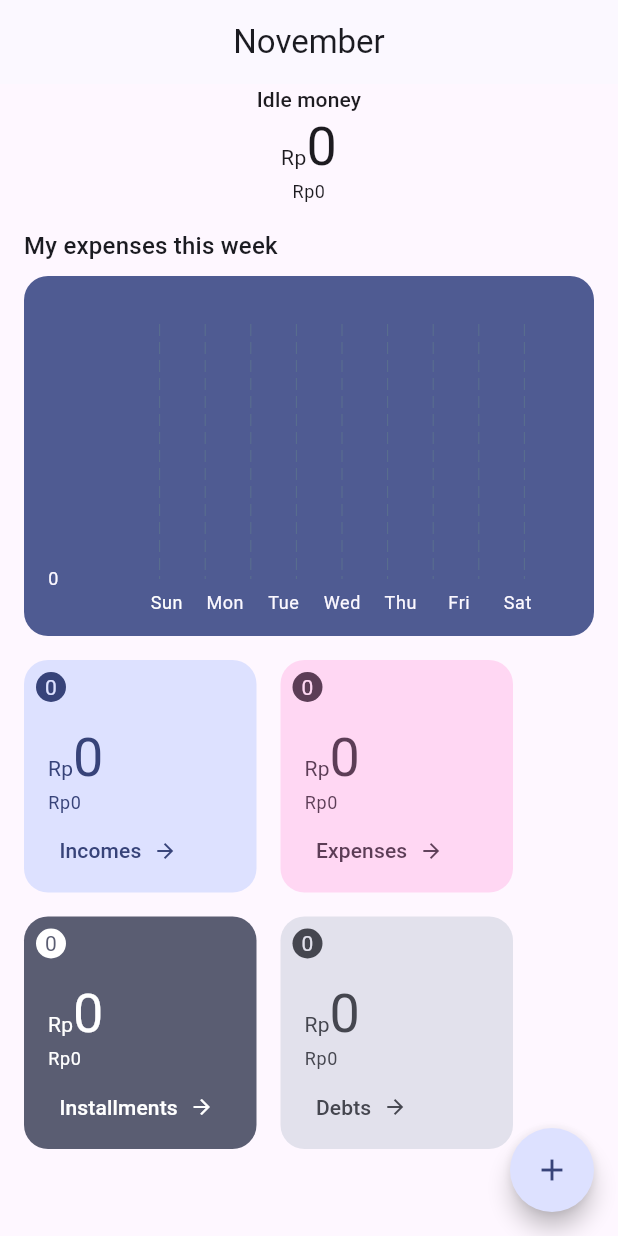
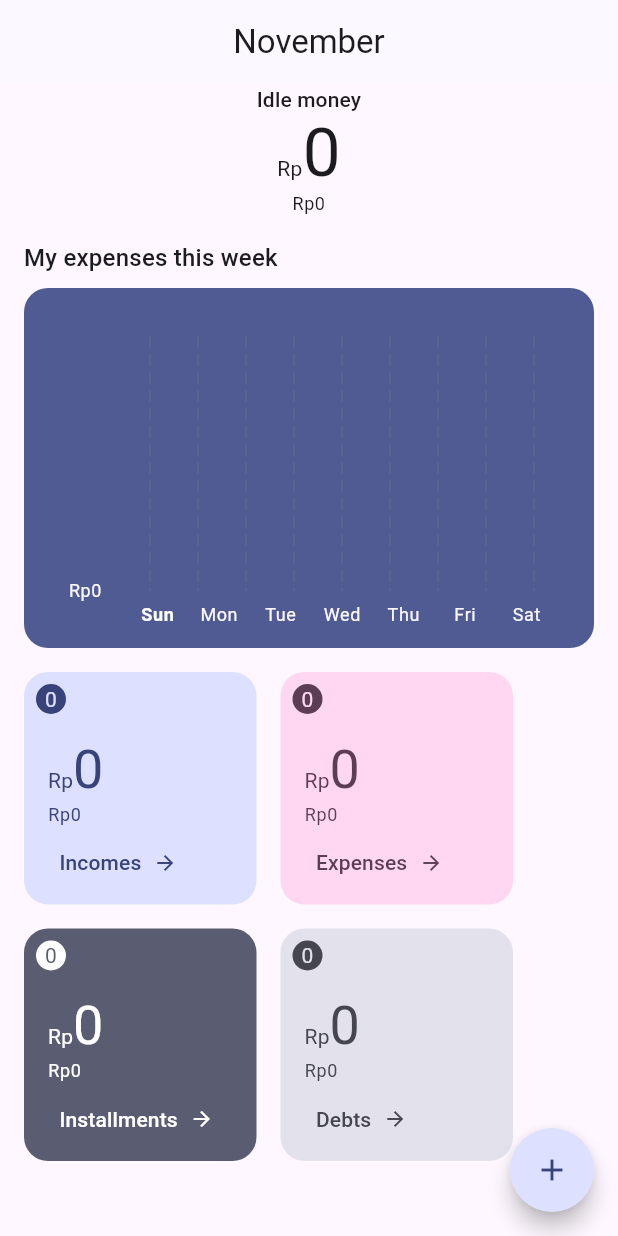
Before and after one commit to pwdev23/boros_app, a Flutter app: the screen it shows after launch, after a tap on the "done" icon, on a phone screen of 412 x 824 dp. Run offline on Flutter 3.47's test engine with Material 2 defaults, Android fonts, the phone set to English and light mode, and no system bars; drawn by our look-alikes of fl_chart, flutter_speed_dial; our stand-ins replace flutter_riverpod, isar, riverpod_annotation, shared_preferences; accounts and stored records are empty; generated files the repository leaves out were written again.

Commit message:
Updated l10n

```diff
--- a/lib/src/pages/debts_page.dart
+++ b/lib/src/pages/debts_page.dart
@@ -76,7 +76,7 @@ class _DebtsPageState extends ConsumerState<DebtsPage> {
         body: debts.when(
           data: (data) {
             if (data.isEmpty) {
-              return const Center(child: Text('There\'s no debt yet'));
+              return Center(child: Text(l10n.noDebt));
             }
 
             return Stack(
--- a/lib/src/pages/home_page.dart
+++ b/lib/src/pages/home_page.dart
@@ -46,8 +46,9 @@ class _HomePageState extends ConsumerState<HomePage> {
           reservedSize: 44,
           showTitles: true,
           getTitlesWidget: (v, _) => Text(
-            compact.format(v),
+            '${findSign(widget.currencyCode)}${compact.format(v)}',
             style: textTheme.bodySmall!.copyWith(color: colorScheme.surface),
+            textAlign: TextAlign.right,
           ),
         ),
       ),
@@ -64,7 +65,9 @@ class _HomePageState extends ConsumerState<HomePage> {
               style: textTheme.bodySmall!.copyWith(
                   color: v.toInt() == 0
                       ? colorScheme.onPrimary
-                      : colorScheme.surface),
+                      : colorScheme.surface,
+                  fontWeight:
+                      v.toInt() == 0 ? FontWeight.bold : FontWeight.normal),
             ),
           ),
         ),
@@ -81,8 +84,11 @@ class _HomePageState extends ConsumerState<HomePage> {
           idleMoney.when(
             data: (data) => Text.rich(
               TextSpan(
-                text: '${l10n.idleMoney}\n',
-                style: textTheme.titleSmall,
+                text: data.isNegative
+                    ? '${l10n.lackOfFunds}\n'
+                    : '${l10n.idleMoney}\n',
+                style: textTheme.titleSmall!.copyWith(
+                    color: data.isNegative ? colorScheme.tertiary : null),
                 children: [
                   TextSpan(
                     text: findSign(widget.currencyCode),
@@ -90,7 +96,7 @@ class _HomePageState extends ConsumerState<HomePage> {
                   ),
                   TextSpan(
                     text: '${compact.format(data)}\n',
-                    style: textTheme.displaySmall,
+                    style: textTheme.displayMedium,
                   ),
                   TextSpan(
                     text: currency.format(data),
@@ -135,7 +141,7 @@ class _HomePageState extends ConsumerState<HomePage> {
           weekExpenses.when(
             data: (data) => Container(
               margin: const EdgeInsets.symmetric(horizontal: 16.0),
-              padding: const EdgeInsets.fromLTRB(16.0, 32.0, 16.0, 8.0),
+              padding: const EdgeInsets.fromLTRB(8.0, 32.0, 8.0, 8.0),
               decoration: BoxDecoration(
                 borderRadius: BorderRadius.circular(16.0),
                 color: colorScheme.primary,
@@ -337,6 +343,7 @@ class _HomePageState extends ConsumerState<HomePage> {
               ],
             ),
           ),
+          const SizedBox(height: kToolbarHeight),
         ],
       ),
       floatingActionButton: SpeedDial(
--- a/lib/src/pages/incomes_page.dart
+++ b/lib/src/pages/incomes_page.dart
@@ -75,7 +75,7 @@ class _IncomesPageState extends ConsumerState<IncomesPage> {
         body: incomes.when(
           data: (data) {
             if (data.isEmpty) {
-              return const Center(child: Text('There\'s no income yet'));
+              return Center(child: Text(l10n.noIncome));
             }
 
             return Stack(
--- a/lib/src/pages/installments_page.dart
+++ b/lib/src/pages/installments_page.dart
@@ -78,7 +78,7 @@ class _InstallmentsPageState extends ConsumerState<InstallmentsPage> {
         body: installments.when(
           data: (data) {
             if (data.isEmpty) {
-              return const Center(child: Text('There\'s no installment yet'));
+              return Center(child: Text(l10n.noInstallment));
             }
 
             return Stack(
```
Also changed, not shown: lib/src/l10n/app_en.arb (+24 -0 lines), lib/src/l10n/app_id.arb (+7 -1 lines), lib/src/pages/expenses_page.dart (+10 -8 lines).
